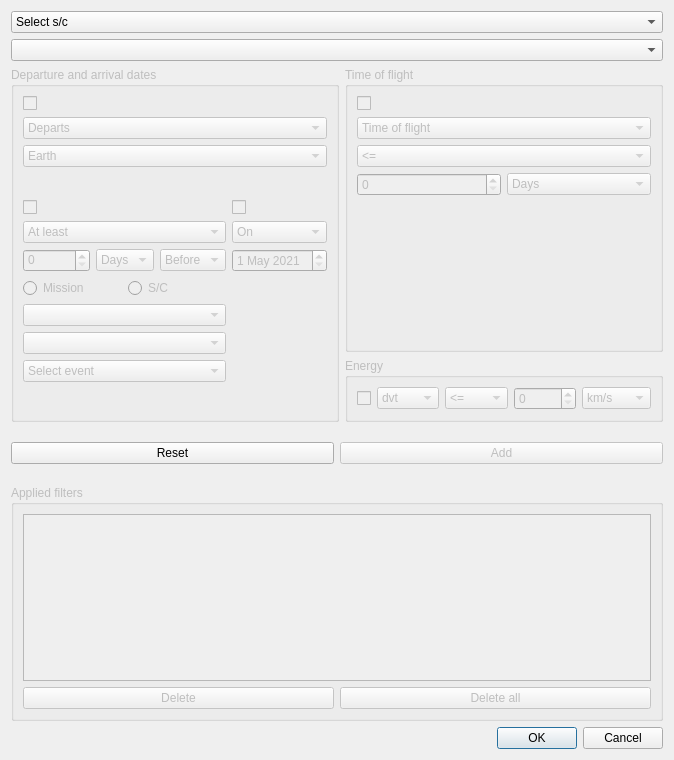
First picture: the form in src/sonet_pcp_filter_qt.ui, repository jorialand/sonet_tfm_horia, before the edit.
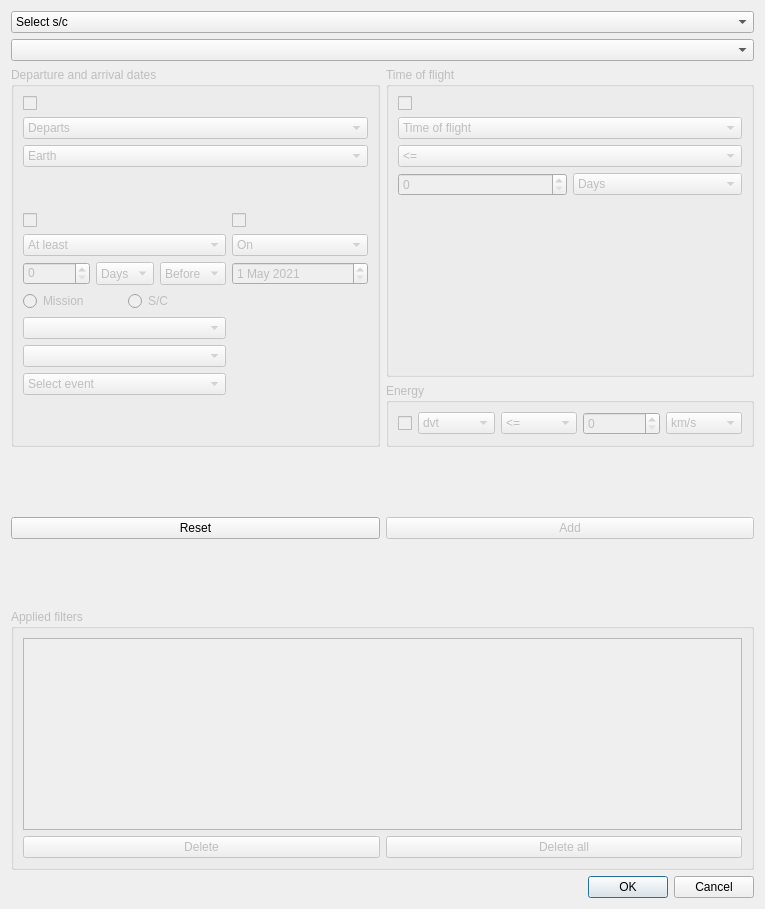
Second picture: the form after the edit.

Commit message: [#46] Draft of SonetPCPManagerQt class.

Patch:
```diff
--- a/src/sonet_pcp_filter_qt.ui
+++ b/src/sonet_pcp_filter_qt.ui
@@ -9,8 +9,8 @@
    <rect>
     <x>0</x>
     <y>0</y>
-    <width>674</width>
-    <height>760</height>
+    <width>765</width>
+    <height>909</height>
    </rect>
   </property>
   <property name="sizePolicy">
@@ -83,7 +83,7 @@
            <bool>false</bool>
           </property>
           <property name="sizePolicy">
-           <sizepolicy hsizetype="Minimum" vsizetype="Expanding">
+           <sizepolicy hsizetype="MinimumExpanding" vsizetype="MinimumExpanding">
             <horstretch>0</horstretch>
             <verstretch>0</verstretch>
            </sizepolicy>
@@ -538,6 +538,12 @@
                 <property name="enabled">
                  <bool>false</bool>
                 </property>
+                <property name="sizePolicy">
+                 <sizepolicy hsizetype="Preferred" vsizetype="Minimum">
+                  <horstretch>0</horstretch>
+                  <verstretch>0</verstretch>
+                 </sizepolicy>
+                </property>
                 <item>
                  <property name="text">
                   <string>At least</string>
@@ -566,7 +572,7 @@
                    <bool>false</bool>
                   </property>
                   <property name="sizePolicy">
-                   <sizepolicy hsizetype="MinimumExpanding" vsizetype="Fixed">
+                   <sizepolicy hsizetype="MinimumExpanding" vsizetype="MinimumExpanding">
                     <horstretch>0</horstretch>
                     <verstretch>0</verstretch>
                    </sizepolicy>
@@ -585,7 +591,7 @@
                    <bool>false</bool>
                   </property>
                   <property name="sizePolicy">
-                   <sizepolicy hsizetype="MinimumExpanding" vsizetype="Fixed">
+                   <sizepolicy hsizetype="MinimumExpanding" vsizetype="MinimumExpanding">
                     <horstretch>0</horstretch>
                     <verstretch>0</verstretch>
                    </sizepolicy>
@@ -606,7 +612,7 @@
                    <bool>false</bool>
                   </property>
                   <property name="sizePolicy">
-                   <sizepolicy hsizetype="MinimumExpanding" vsizetype="Fixed">
+                   <sizepolicy hsizetype="MinimumExpanding" vsizetype="MinimumExpanding">
                     <horstretch>0</horstretch>
                     <verstretch>0</verstretch>
                    </sizepolicy>
@@ -632,6 +638,12 @@
                   <property name="enabled">
                    <bool>false</bool>
                   </property>
+                  <property name="sizePolicy">
+                   <sizepolicy hsizetype="Minimum" vsizetype="Minimum">
+                    <horstretch>0</horstretch>
+                    <verstretch>0</verstretch>
+                   </sizepolicy>
+                  </property>
                   <property name="cursor">
                    <cursorShape>PointingHandCursor</cursorShape>
                   </property>
@@ -645,6 +657,12 @@
                   <property name="enabled">
                    <bool>false</bool>
                   </property>
+                  <property name="sizePolicy">
+                   <sizepolicy hsizetype="Minimum" vsizetype="Minimum">
+                    <horstretch>0</horstretch>
+                    <verstretch>0</verstretch>
+                   </sizepolicy>
+                  </property>
                   <property name="cursor">
                    <cursorShape>PointingHandCursor</cursorShape>
                   </property>
@@ -661,7 +679,7 @@
                  <bool>false</bool>
                 </property>
                 <property name="sizePolicy">
-                 <sizepolicy hsizetype="MinimumExpanding" vsizetype="Fixed">
+                 <sizepolicy hsizetype="MinimumExpanding" vsizetype="Minimum">
                   <horstretch>0</horstretch>
                   <verstretch>0</verstretch>
                  </sizepolicy>
@@ -669,13 +687,26 @@
                </widget>
               </item>
               <item>
-               <widget class="QComboBox" name="combo_select_trip"/>
+               <widget class="QComboBox" name="combo_select_trip">
+                <property name="sizePolicy">
+                 <sizepolicy hsizetype="Preferred" vsizetype="Minimum">
+                  <horstretch>0</horstretch>
+                  <verstretch>0</verstretch>
+                 </sizepolicy>
+                </property>
+               </widget>
               </item>
               <item>
                <widget class="QComboBox" name="combo_event">
                 <property name="enabled">
                  <bool>false</bool>
                 </property>
+                <property name="sizePolicy">
+                 <sizepolicy hsizetype="Preferred" vsizetype="Minimum">
+                  <horstretch>0</horstretch>
+                  <verstretch>0</verstretch>
+                 </sizepolicy>
+                </property>
                 <item>
                  <property name="text">
                   <string>Select event</string>
```
The commit also changes 15 other files.
